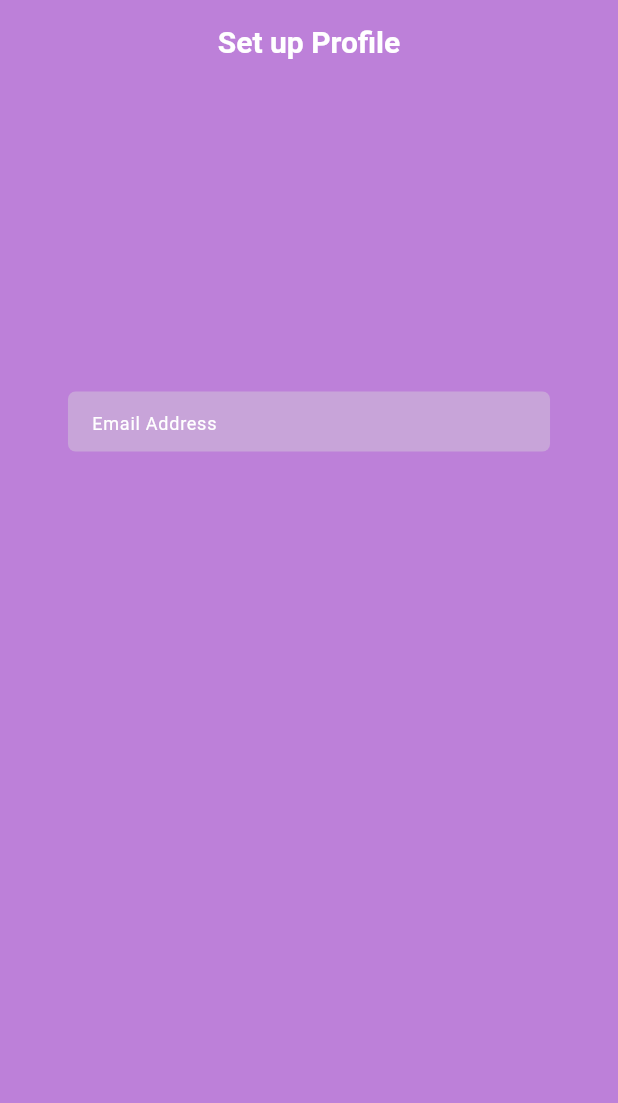
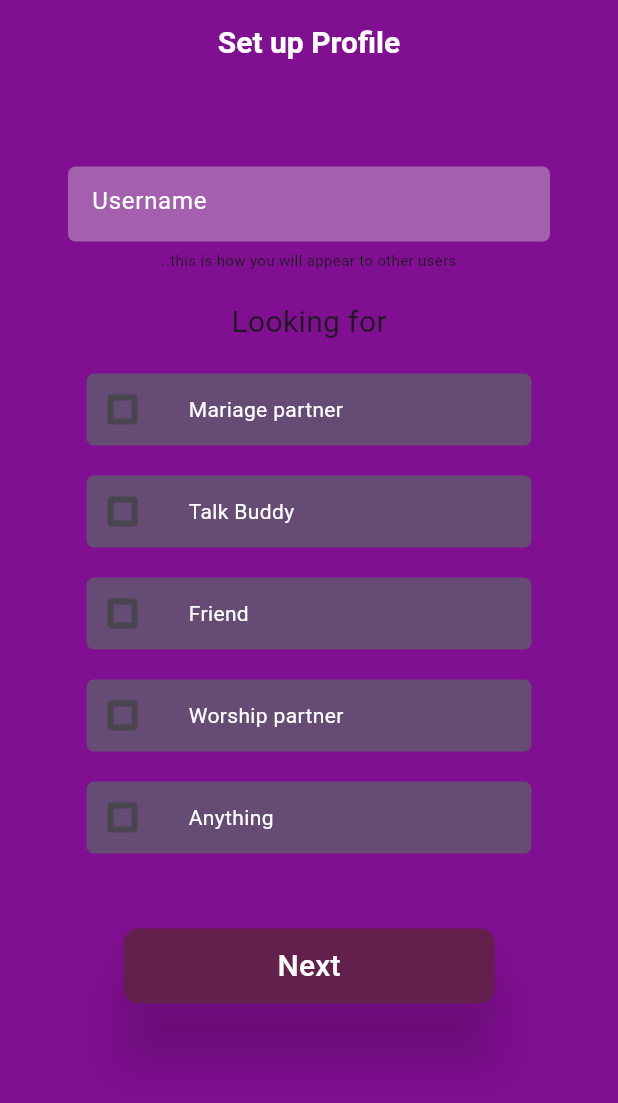
Before and after one commit to NewtonMaluvana/christian_dating_app, a Flutter app: the screen it shows after launch, on a phone screen of 412 x 824 dp. Shown: the top 1103 px of the screen. Run offline on Flutter 3.47's test engine with Material 3 defaults, Android fonts, the phone set to English and light mode, and no system bars; our stand-ins replace gap, get, google_fonts, hugeicons.

Commit message:
creating setp up profile page

```diff
--- /dev/null
+++ b/lib/Buttons/btncheckbox.dart
@@ -0,0 +1,70 @@
+import 'package:dating_app/colors/colors.dart';
+import 'package:flutter/material.dart';
+import 'package:google_fonts/google_fonts.dart';
+
+class BtnCheckBox extends StatefulWidget {
+  final String Text;
+  final double size;
+  final double width;
+  final double? height;
+  final TextEditingController? editController;
+
+  const BtnCheckBox({
+    super.key,
+    required this.Text,
+    required this.size,
+    required this.width,
+    this.editController,
+    this.height,
+  });
+
+  @override
+  State<BtnCheckBox> createState() => _CheckBoxState();
+}
+
+class _CheckBoxState extends State<BtnCheckBox> {
+  bool checked = false;
+  @override
+  Widget build(BuildContext context) {
+    return InkWell(
+      onTap: () {
+        setState(() {
+          checked != checked;
+        });
+      },
+      child: Container(
+        width: widget.width * 1.2,
+        decoration: BoxDecoration(
+          color: color.checBoxColor,
+          borderRadius: BorderRadius.circular(5),
+        ),
+        child: Row(
+          mainAxisAlignment: MainAxisAlignment.start,
+          children: [
+            Padding(
+              padding: const EdgeInsets.only(right: 20),
+              child: Checkbox(
+                shape: BeveledRectangleBorder(
+                  borderRadius: BorderRadius.circular(1),
+                ),
+                checkColor: Colors.white,
+                activeColor: color.checkColor2,
+                value: checked,
+                onChanged: (value) {
+                  setState(() {
+                    checked = !checked;
+                  });
+                },
+              ),
+            ),
+            Text(
+              widget.Text,
+              textAlign: TextAlign.end,
+              style: GoogleFonts.kronaOne(color: Colors.white),
+            ),
+          ],
+        ),
+      ),
+    );
+  }
+}
--- a/lib/TextField/TextField.dart
+++ b/lib/TextField/TextField.dart
@@ -5,6 +5,7 @@ class TextInput extends StatefulWidget {
   final String hintText;
   final double size;
   final double width;
+  final double? height;
   final TextEditingController? editController;
 
   const TextInput({
@@ -13,6 +14,7 @@ class TextInput extends StatefulWidget {
     required this.size,
     required this.width,
     this.editController,
+    this.height,
   });
 
   @override
@@ -28,7 +30,7 @@ class _TextInput extends State<TextInput> {
       alignment: Alignment.center,
 
       width: widget.width,
-      height: 40,
+      height: widget.height,
       child: TextField(
         controller: widget.editController,
         textAlign: TextAlign.start,
--- a/lib/colors/colors.dart
+++ b/lib/colors/colors.dart
@@ -1,10 +1,13 @@
 import 'package:flutter/material.dart';
 
 class color {
-  static Color bgColor = const Color.fromARGB(255, 189, 128, 217);
+  static Color bgColor = const Color.fromARGB(255, 129, 15, 146);
   static Color colorInput = const Color.fromARGB(102, 217, 217, 217);
   static Color colorText1 = Colors.black;
   static Color colorText2 = Colors.white;
   static Color colorText3 = const Color.fromARGB(255, 226, 97, 5);
-  static Color btnColor = const Color.fromRGBO(132, 64, 165, 1);
+  static Color checkColor1 = const Color.fromARGB(255, 226, 97, 5);
+  static Color checkColor2 = const Color.fromARGB(255, 5, 93, 226);
+  static Color checBoxColor = const Color.fromARGB(255, 102, 75, 116);
+  static Color btnColor = const Color.fromARGB(255, 100, 32, 76);
 }
--- a/lib/pages/Authentication_pages/login_page.dart
+++ b/lib/pages/Authentication_pages/login_page.dart
@@ -64,12 +64,14 @@ class _LoginPage extends State<LoginPage> {
                 hintText: "Email Address",
                 size: fZize * .6,
                 width: btnWidth * 1.3,
+                height: 40,
               ),
               Gap(20),
               TextInput(
                 hintText: "Password",
                 size: fZize * .6,
                 width: btnWidth * 1.3,
+                height: 40,
               ),
               Container(
                 padding: EdgeInsets.only(right: (width / 2) * 0.6),
@@ -102,6 +104,7 @@ class _LoginPage extends State<LoginPage> {
                     ),
                     Gap(5),
                     InkWell(
+                      onTap: () {},
                       child: Text(
                         "sign up",
                         style: GoogleFonts.kronaOne(
--- a/lib/pages/Authentication_pages/sign_up.dart
+++ b/lib/pages/Authentication_pages/sign_up.dart
@@ -64,12 +64,14 @@ class _SignUpPageState extends State<SignUpPage> {
                 hintText: "Email Address",
                 size: fZize * .6,
                 width: btnWidth * 1.3,
+                height: 40,
               ),
               Gap(20),
               TextInput(
                 hintText: "Password",
                 size: fZize * .6,
                 width: btnWidth * 1.3,
+                height: 40,
               ),
               Row(
                 mainAxisAlignment: MainAxisAlignment.center,
--- a/lib/pages/setup_profile.dart
+++ b/lib/pages/setup_profile.dart
@@ -1,3 +1,4 @@
+import 'package:dating_app/Buttons/btncheckbox.dart';
 import 'package:dating_app/Buttons/button.dart';
 
 import 'package:dating_app/Fonts/size.dart';
@@ -18,7 +19,7 @@ class _SetupNameState extends State<SetupName> {
   double width = 0; //to store the size of device
   double height = 0; //to store the size of device
 
-  double fZize = 0; //font size
+  double fSize = 0; //font size
   double btnWidth = 0; //button width
   double btnHeight = 0; //button height
   double imageHieght = 0; //image height
@@ -32,11 +33,11 @@ class _SetupNameState extends State<SetupName> {
     if (width <= 450) {
       btnWidth = width * 0.6;
 
-      fZize = Size.fontSize1;
+      fSize = Size.fontSize1;
       imageHieght = width * 0.2;
     } else if (width > 450) {
       btnWidth = Size.btnWidth2;
-      fZize = Size.fontSize2;
+      fSize = Size.fontSize2;
       imageHieght = width * 0.08;
     }
     return Scaffold(
@@ -48,25 +49,51 @@ class _SetupNameState extends State<SetupName> {
           "Set up Profile",
           style: GoogleFonts.kronaOne(
             color: color.colorText2,
-            fontSize: fZize,
+            fontSize: fSize,
             fontWeight: FontWeight.w700,
           ),
         ),
       ),
       backgroundColor: color.bgColor,
       body: SingleChildScrollView(
-        padding: EdgeInsets.only(top: 200),
+        padding: EdgeInsets.only(top: 50),
         child: Center(
           child: Column(
             crossAxisAlignment: CrossAxisAlignment.center,
             mainAxisAlignment: MainAxisAlignment.center,
             children: [
               TextInput(
-                hintText: "Email Address",
-                size: fZize * .6,
+                hintText: "Username",
+                size: fSize * .8,
                 width: btnWidth * 1.3,
+                height: 50,
+              ),
+              Text(
+                "..this is how you will appear to other users",
+                style: GoogleFonts.kronaOne(fontSize: fSize * 0.5),
               ),
               Gap(20),
+              Text("Looking for", style: GoogleFonts.kronaOne(fontSize: fSize)),
+              Gap(20),
+              BtnCheckBox(
+                Text: "Mariage partner",
+                size: fSize,
+                width: btnWidth,
+              ),
+              Gap(20),
+              BtnCheckBox(Text: "Talk Buddy", size: fSize, width: btnWidth),
+              Gap(20),
+              BtnCheckBox(Text: "Friend", size: fSize, width: btnWidth),
+              Gap(20),
+              BtnCheckBox(
+                Text: "Worship partner",
+                size: fSize,
+                width: btnWidth,
+              ),
+              Gap(20),
+              BtnCheckBox(Text: "Anything", size: fSize, width: btnWidth),
+              Gap(50),
+              Button(text: "Next", width: btnWidth, size: fSize),
             ],
           ),
         ),
```
